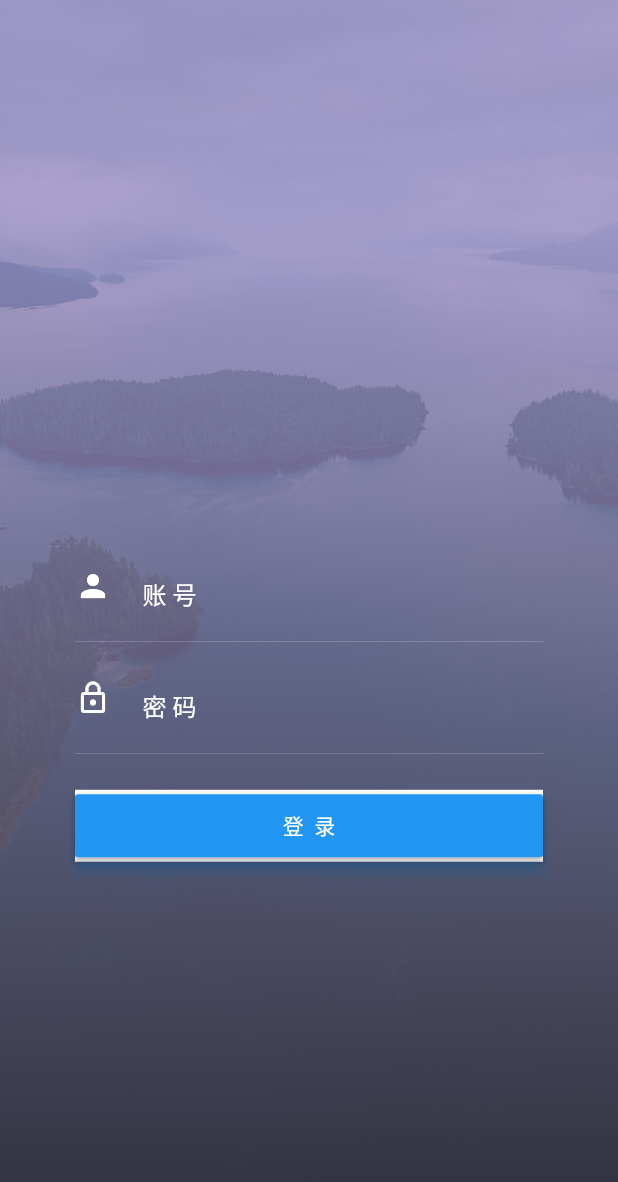
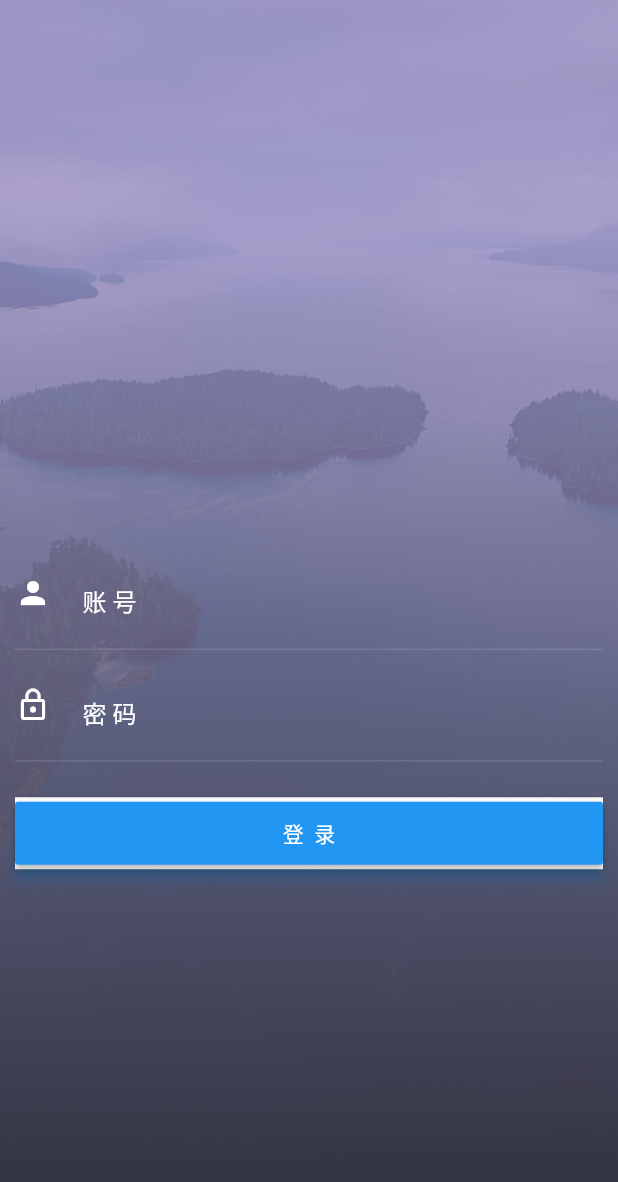
Before and after one commit to ArmyHan/material_manage_app, a Flutter app: the screen it shows after launch, on a phone screen of 412 x 824 dp. Shown: the top 1182 px of the screen. Run offline on Flutter 3.47's test engine with Material 2 defaults, Android fonts, the phone set to English and light mode, and no system bars.

Commit message:
删除多余代码，添加启动页。

```diff
--- a/lib/views/LoginPage.dart
+++ b/lib/views/LoginPage.dart
@@ -7,7 +7,16 @@ class LoginPage extends StatefulWidget {
 }
 
 class LoginPageState extends State<LoginPage> with TickerProviderStateMixin {
-  AnimationController _loginButtonController;
+
+  @override
+  void initState() {
+    super.initState();
+  }
+
+  @override
+  void dispose() {
+    super.dispose();
+  }
 
   @override
   Widget build(BuildContext context) {
@@ -27,17 +36,10 @@ class LoginPageState extends State<LoginPage> with TickerProviderStateMixin {
             begin: const FractionalOffset(0.0, 0.0),
             end: const FractionalOffset(0.0, 1.0),
           )),
-          padding: EdgeInsets.only(left: 50.0, right: 50.0, top: 120.0),
+          padding: EdgeInsets.only(left: 10.0, right: 10.0, top: 130.0),
           child: new LoginForm(),
         ),
       ),
     );
   }
-
-  @override
-  void initState() {
-    super.initState();
-    _loginButtonController = new AnimationController(
-        duration: new Duration(milliseconds: 3000), vsync: this);
-  }
 }
```
Also changed, not shown: 1 other file.
